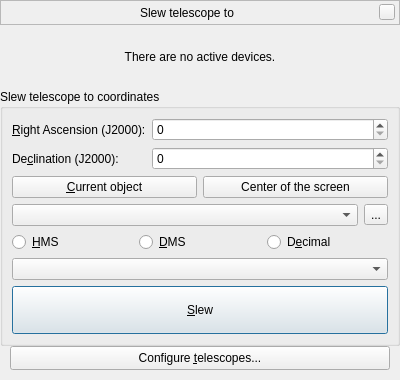
Above: plugins/TelescopeControl/src/gui/slewDialog.ui from woongbak/stellarium before the change. Below: the same form after it.
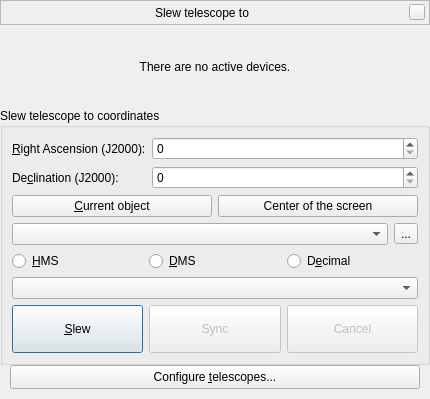
That is the form after the change. Custom widgets are drawn as their Qt base class.

Commit message: Added Sync and Cancel buttons are added to sllewDilaog. StellariumScope support is added.

```diff
--- a/plugins/TelescopeControl/src/gui/slewDialog.ui
+++ b/plugins/TelescopeControl/src/gui/slewDialog.ui
@@ -6,8 +6,8 @@
    <rect>
     <x>0</x>
     <y>0</y>
-    <width>400</width>
-    <height>380</height>
+    <width>430</width>
+    <height>399</height>
    </rect>
   </property>
   <property name="sizePolicy">
@@ -385,7 +385,18 @@
           </widget>
          </item>
          <item>
+          <layout class="QHBoxLayout" name="horizontalLayout_4">
+           <item>
           <widget class="QPushButton" name="pushButtonSlew">
+             <property name="enabled">
+              <bool>true</bool>
+             </property>
+             <property name="sizePolicy">
+              <sizepolicy hsizetype="Minimum" vsizetype="Fixed">
+               <horstretch>0</horstretch>
+               <verstretch>0</verstretch>
+              </sizepolicy>
+             </property>
            <property name="minimumSize">
             <size>
              <width>50</width>
@@ -400,6 +411,52 @@
            </property>
           </widget>
          </item>
+           <item>
+            <widget class="QPushButton" name="pushButtonSync">
+             <property name="enabled">
+              <bool>false</bool>
+             </property>
+             <property name="sizePolicy">
+              <sizepolicy hsizetype="Minimum" vsizetype="Fixed">
+               <horstretch>0</horstretch>
+               <verstretch>0</verstretch>
+              </sizepolicy>
+             </property>
+             <property name="minimumSize">
+              <size>
+               <width>50</width>
+               <height>48</height>
+              </size>
+             </property>
+             <property name="text">
+              <string>Sync</string>
+             </property>
+            </widget>
+           </item>
+           <item>
+            <widget class="QPushButton" name="pushButtonCancelSlew">
+             <property name="enabled">
+              <bool>false</bool>
+             </property>
+             <property name="sizePolicy">
+              <sizepolicy hsizetype="Minimum" vsizetype="Fixed">
+               <horstretch>0</horstretch>
+               <verstretch>0</verstretch>
+              </sizepolicy>
+             </property>
+             <property name="minimumSize">
+              <size>
+               <width>50</width>
+               <height>48</height>
+              </size>
+             </property>
+             <property name="text">
+              <string>Cancel</string>
+             </property>
+            </widget>
+           </item>
+          </layout>
+         </item>
         </layout>
        </widget>
       </item>
```
Left out of the diff: 1 changed line with no effect on the pictures. Lines whose indentation alone changed are shown as unchanged. The commit also changes 3 other files.
